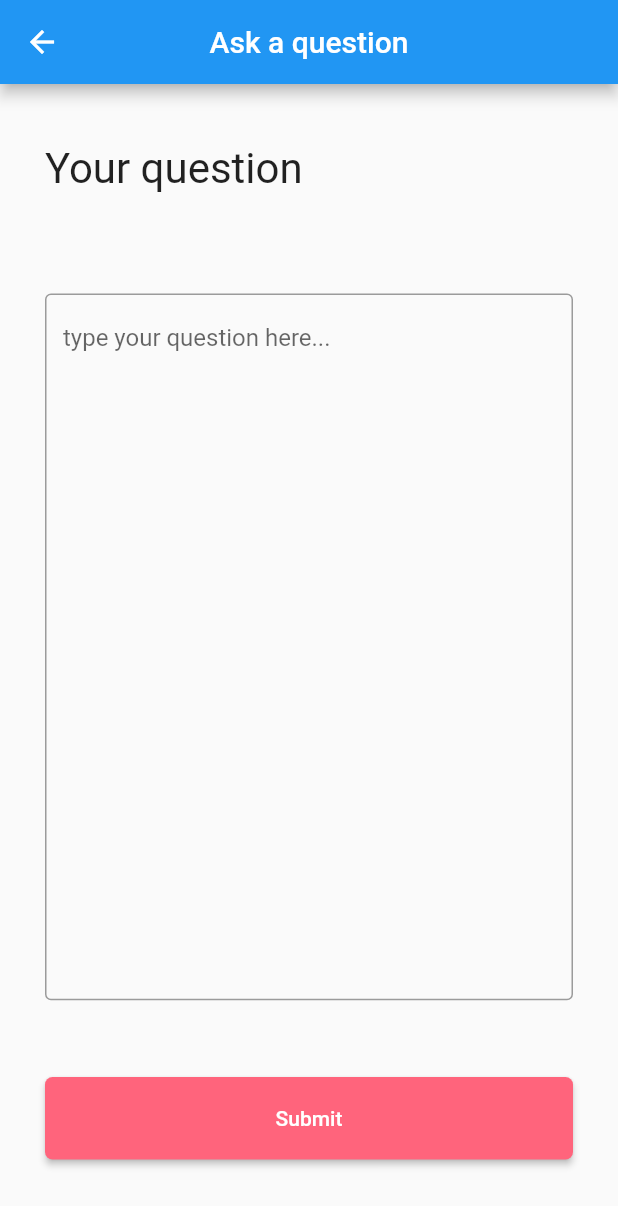
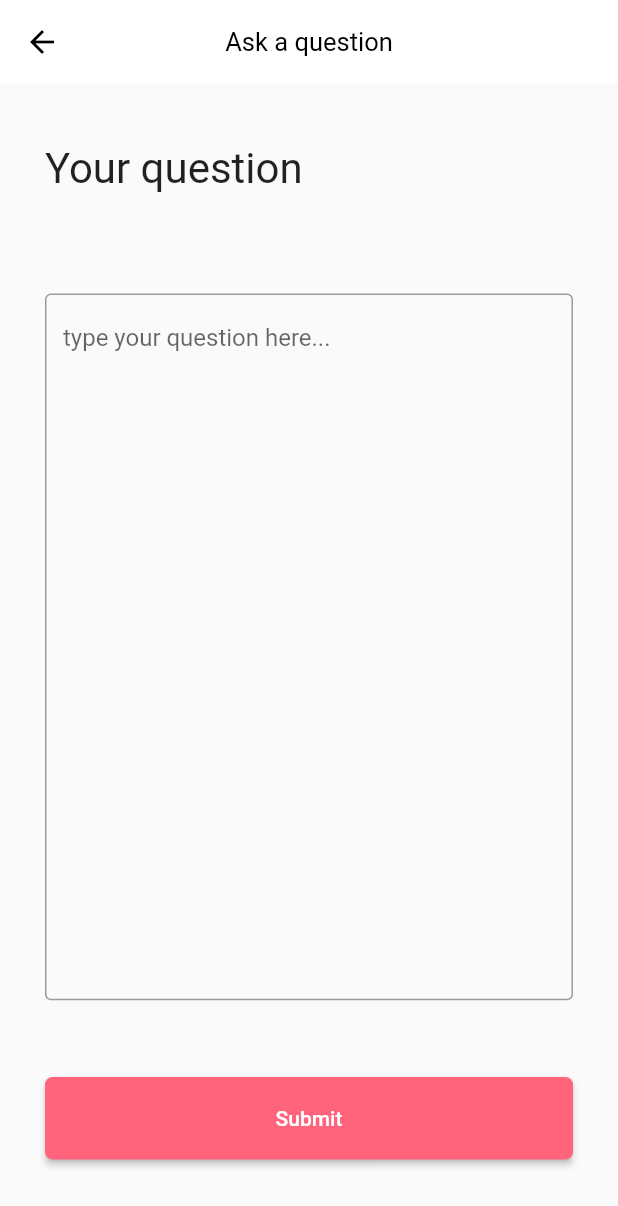
Before and after one commit to nonical/vivel_mobile, a Flutter app: the QuestionPage screen opened directly, on a phone screen of 412 x 824 dp. Shown: the top 1206 px of the screen. Run offline on Flutter 3.47's test engine with Material 2 defaults, Android fonts, the phone set to English and light mode, and no system bars.

Commit message:
navigation color

```diff
--- a/lib/widgets/NavigationBar/BackNavigation.dart
+++ b/lib/widgets/NavigationBar/BackNavigation.dart
@@ -1,9 +1,16 @@
 import 'package:flutter/material.dart';
 
 class BackNavigation extends AppBar {
-  BackNavigation(String title)
+  BackNavigation(String title, {Key? key})
       : super(
+          key: key,
           title: Text(title),
+          elevation: 0,
+          backgroundColor: Colors.white,
+          titleTextStyle: const TextStyle(color: Colors.black, fontSize: 17),
+          iconTheme: const IconThemeData(
+            color: Colors.black,
+          ),
           centerTitle: true,
         );
 }
--- a/lib/widgets/NavigationBar/WikiNavigation.dart
+++ b/lib/widgets/NavigationBar/WikiNavigation.dart
@@ -5,6 +5,12 @@ class WikiNavigation extends AppBar {
   WikiNavigation(BuildContext context)
       : super(
           title: Text("Wiki"),
+          elevation: 0,
+          backgroundColor: Colors.white,
+          titleTextStyle: const TextStyle(color: Colors.black, fontSize: 17),
+          iconTheme: const IconThemeData(
+            color: Colors.black,
+          ),
           centerTitle: true,
           actions: [
             IconButton(
```
